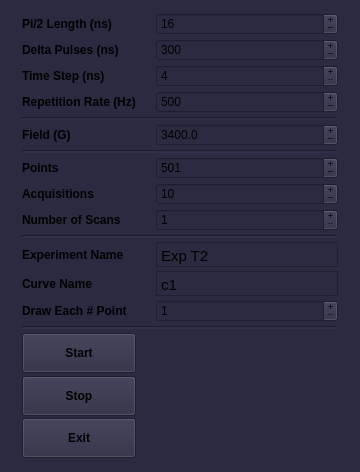
This is atomize/control_center/gui/t2_main_window.ui in Anatoly1010/Atomize_NIOCH as Qt 5 draws it before an edit. The edited form follows.
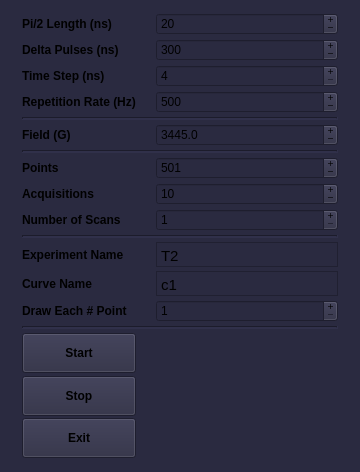
This is the edited form.

Diff of the .ui file:
```diff
--- a/atomize/control_center/gui/t2_main_window.ui
+++ b/atomize/control_center/gui/t2_main_window.ui
@@ -107,7 +107,7 @@
          <double>0.500000000000000</double>
         </property>
         <property name="value">
-         <double>3400.000000000000000</double>
+         <double>3445.000000000000000</double>
         </property>
        </widget>
       </item>
@@ -258,8 +258,8 @@
          <string>&lt;!DOCTYPE HTML PUBLIC &quot;-//W3C//DTD HTML 4.0//EN&quot; &quot;http://www.w3.org/TR/REC-html40/strict.dtd&quot;&gt;
 &lt;html&gt;&lt;head&gt;&lt;meta name=&quot;qrichtext&quot; content=&quot;1&quot; /&gt;&lt;style type=&quot;text/css&quot;&gt;
 p, li { white-space: pre-wrap; }
-&lt;/style&gt;&lt;/head&gt;&lt;body style=&quot; font-family:'Ubuntu Bold'; font-size:10pt; font-weight:400; font-style:normal;&quot;&gt;
-&lt;p style=&quot; margin-top:7px; margin-bottom:7px; margin-left:0px; margin-right:0px; -qt-block-indent:0; text-indent:0px;&quot;&gt;&lt;span style=&quot; font-family:'Ubuntu'; font-size:11pt;&quot;&gt;Exp T2&lt;/span&gt;&lt;/p&gt;&lt;/body&gt;&lt;/html&gt;</string>
+&lt;/style&gt;&lt;/head&gt;&lt;body style=&quot; font-family:'MS Shell Dlg 2'; font-size:8.25pt; font-weight:400; font-style:normal;&quot;&gt;
+&lt;p style=&quot; margin-top:7px; margin-bottom:7px; margin-left:0px; margin-right:0px; -qt-block-indent:0; text-indent:0px;&quot;&gt;&lt;span style=&quot; font-family:'Ubuntu'; font-size:11pt;&quot;&gt;T2&lt;/span&gt;&lt;/p&gt;&lt;/body&gt;&lt;/html&gt;</string>
         </property>
         <property name="overwriteMode">
          <bool>true</bool>
@@ -661,7 +661,7 @@
          <number>2</number>
         </property>
         <property name="value">
-         <number>16</number>
+         <number>20</number>
         </property>
        </widget>
       </item>
```
Left out of the diff: 2 changed lines with no effect on the pictures.
